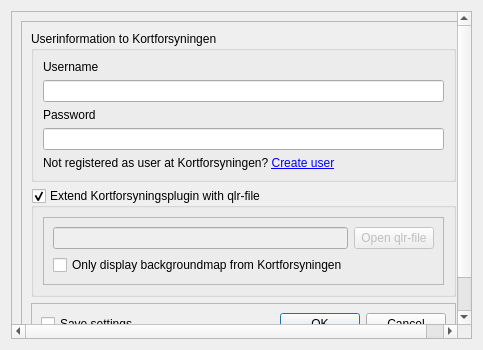
Before: the Qt Designer form Kortforsyningen/kf_settings.ui in SDFIdk/Qgis_plugin_Kortforsyningen, drawn with Qt 5.
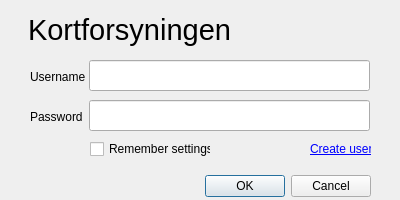
After: the same form once the commit is applied.

What changed in the file:
```diff
--- a/Kortforsyningen/kf_settings.ui
+++ b/Kortforsyningen/kf_settings.ui
@@ -6,63 +6,87 @@
    <rect>
     <x>0</x>
     <y>0</y>
-    <width>483</width>
-    <height>350</height>
+    <width>400</width>
+    <height>200</height>
    </rect>
   </property>
   <property name="windowTitle">
    <string>Kortforsyningen - Settings</string>
   </property>
-  <layout class="QGridLayout" name="gridLayout">
-   <item row="0" column="0">
-    <widget class="QScrollArea" name="scrollArea">
-     <property name="widgetResizable">
-      <bool>true</bool>
-     </property>
-     <widget class="QWidget" name="scrollAreaWidgetContents_7">
+  <widget class="QDialogButtonBox" name="buttonBox">
       <property name="geometry">
        <rect>
-        <x>0</x>
-        <y>0</y>
-        <width>463</width>
-        <height>330</height>
-       </rect>
-      </property>
-      <layout class="QGridLayout" name="gridLayout_2">
-       <item row="0" column="0">
-        <widget class="QFrame" name="frame">
-         <property name="frameShape">
-          <enum>QFrame::StyledPanel</enum>
-         </property>
-         <property name="frameShadow">
-          <enum>QFrame::Raised</enum>
-         </property>
-         <layout class="QVBoxLayout" name="verticalLayout_2">
-          <item>
-           <widget class="QGroupBox" name="groupBox">
-            <property name="title">
-             <string>Userinformation to Kortforsyningen</string>
-            </property>
-            <layout class="QVBoxLayout" name="verticalLayout">
-             <item>
+     <x>30</x>
+     <y>170</y>
+     <width>341</width>
+     <height>32</height>
+    </rect>
+   </property>
+   <property name="orientation">
+    <enum>Qt::Horizontal</enum>
+   </property>
+   <property name="standardButtons">
+    <set>QDialogButtonBox::Cancel|QDialogButtonBox::Ok</set>
+   </property>
+  </widget>
               <widget class="QLabel" name="username_label">
+   <property name="geometry">
+    <rect>
+     <x>30</x>
+     <y>70</y>
+     <width>70</width>
+     <height>13</height>
+    </rect>
+   </property>
                <property name="text">
                 <string>Username</string>
                </property>
               </widget>
-             </item>
-             <item>
-              <widget class="QLineEdit" name="username"/>
-             </item>
-             <item>
               <widget class="QLabel" name="password_label">
+   <property name="geometry">
+    <rect>
+     <x>30</x>
+     <y>110</y>
+     <width>70</width>
+     <height>13</height>
+    </rect>
+   </property>
                <property name="text">
                 <string>Password</string>
                </property>
               </widget>
-             </item>
-             <item>
+  <widget class="QCheckBox" name="remember_settings">
+   <property name="geometry">
+    <rect>
+     <x>90</x>
+     <y>140</y>
+     <width>121</width>
+     <height>18</height>
+    </rect>
+   </property>
+   <property name="text">
+    <string>Remember settings</string>
+   </property>
+  </widget>
+  <widget class="QLineEdit" name="username">
+   <property name="geometry">
+    <rect>
+     <x>89</x>
+     <y>60</y>
+     <width>281</width>
+     <height>31</height>
+    </rect>
+   </property>
+  </widget>
               <widget class="QLineEdit" name="password">
+   <property name="geometry">
+    <rect>
+     <x>89</x>
+     <y>100</y>
+     <width>281</width>
+     <height>31</height>
+    </rect>
+   </property>
                <property name="autoFillBackground">
                 <bool>false</bool>
                </property>
@@ -73,111 +97,35 @@
                 <enum>QLineEdit::Password</enum>
                </property>
               </widget>
-             </item>
-             <item>
               <widget class="QLabel" name="label">
+   <property name="geometry">
+    <rect>
+     <x>310</x>
+     <y>140</y>
+     <width>61</width>
+     <height>18</height>
+    </rect>
+   </property>
                <property name="text">
-                <string>&lt;html&gt;&lt;head/&gt;&lt;body&gt;&lt;p&gt;Not registered as user at Kortforsyningen? &lt;a href=&quot;http://download.kortforsyningen.dk//content/opret-mig-som-bruger&quot;&gt;&lt;span style=&quot; text-decoration: underline; color:#0000ff;&quot;&gt;Create user&lt;/span&gt;&lt;/a&gt;&lt;/p&gt;&lt;/body&gt;&lt;/html&gt;</string>
+    <string>&lt;html&gt;&lt;head/&gt;&lt;body&gt;&lt;p&gt;&lt;a href=&quot;http://download.kortforsyningen.dk//content/opret-mig-som-bruger&quot;&gt;&lt;span style=&quot; text-decoration: underline; color:#0000ff;&quot;&gt;Create user&lt;/span&gt;&lt;/a&gt;&lt;/p&gt;&lt;/body&gt;&lt;/html&gt;</string>
                </property>
                <property name="openExternalLinks">
                 <bool>true</bool>
                </property>
               </widget>
-             </item>
-            </layout>
-           </widget>
-          </item>
-          <item>
-           <widget class="QGroupBox" name="use_custom_qlr_file">
-            <property name="title">
-             <string>Extend Kortforsyningsplugin with qlr-file</string>
-            </property>
-            <property name="flat">
-             <bool>false</bool>
-            </property>
-            <property name="checkable">
-             <bool>true</bool>
-            </property>
-            <layout class="QGridLayout" name="gridLayout_4">
-             <item row="0" column="0">
-              <widget class="QFrame" name="frame_3">
-               <property name="frameShape">
-                <enum>QFrame::StyledPanel</enum>
-               </property>
-               <property name="frameShadow">
-                <enum>QFrame::Raised</enum>
-               </property>
-               <layout class="QGridLayout" name="gridLayout_3">
-                <item row="0" column="0">
-                 <widget class="QLineEdit" name="custom_qlr_file">
-                  <property name="enabled">
-                   <bool>false</bool>
-                  </property>
-                 </widget>
-                </item>
-                <item row="0" column="1">
-                 <widget class="QPushButton" name="browseLocalFileButton">
-                  <property name="enabled">
-                   <bool>false</bool>
-                  </property>
+  <widget class="QLabel" name="label_2">
+   <property name="geometry">
+    <rect>
+     <x>28</x>
+     <y>10</y>
+     <width>211</width>
+     <height>41</height>
+    </rect>
+   </property>
                   <property name="text">
-                   <string>Open qlr-file</string>
-                  </property>
-                 </widget>
-                </item>
-                <item row="1" column="0">
-                 <widget class="QCheckBox" name="kf_only_background">
-                  <property name="enabled">
-                   <bool>true</bool>
-                  </property>
-                  <property name="text">
-                   <string>Only display backgroundmap from Kortforsyningen</string>
-                  </property>
-                 </widget>
-                </item>
-               </layout>
-              </widget>
-             </item>
-            </layout>
-           </widget>
-          </item>
-          <item>
-           <widget class="QFrame" name="frame_2">
-            <property name="frameShape">
-             <enum>QFrame::StyledPanel</enum>
-            </property>
-            <property name="frameShadow">
-             <enum>QFrame::Raised</enum>
-            </property>
-            <layout class="QHBoxLayout" name="horizontalLayout">
-             <item>
-              <widget class="QCheckBox" name="remember_settings">
-               <property name="text">
-                <string>Save settings</string>
-               </property>
-              </widget>
-             </item>
-             <item>
-              <widget class="QDialogButtonBox" name="buttonBox">
-               <property name="orientation">
-                <enum>Qt::Horizontal</enum>
-               </property>
-               <property name="standardButtons">
-                <set>QDialogButtonBox::Cancel|QDialogButtonBox::Ok</set>
-               </property>
-              </widget>
-             </item>
-            </layout>
-           </widget>
-          </item>
-         </layout>
-        </widget>
-       </item>
-      </layout>
-     </widget>
-    </widget>
-   </item>
-  </layout>
+    <string>&lt;html&gt;&lt;head/&gt;&lt;body&gt;&lt;p&gt;&lt;span style=&quot; font-size:22pt;&quot;&gt;Kortforsyningen&lt;/span&gt;&lt;/p&gt;&lt;/body&gt;&lt;/html&gt;</string>
+   </property>
+  </widget>
  </widget>
  <resources/>
  <connections>
```
Left out of the diff: 2 changed lines with no effect on the pictures. Lines whose indentation alone changed are shown as unchanged.
